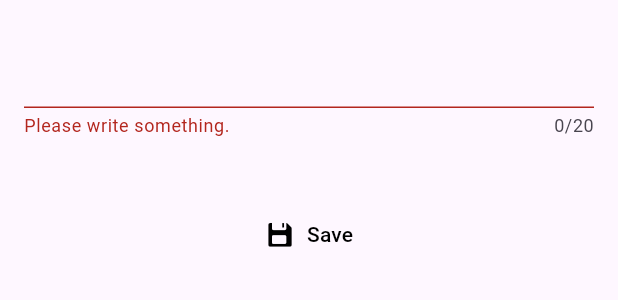
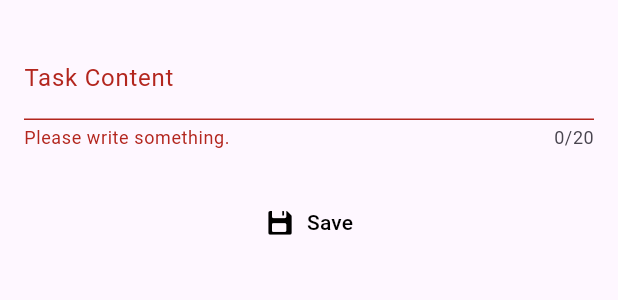
Before and after one commit to 1dylanleray/ng_cloud_flutter, a Flutter app: the CreateTaskForm widget shown alone on an empty page, opened directly, after a tap on "Save", on a phone screen of 412 x 824 dp. Shown: the top 300 px of the screen. Run offline on Flutter 3.47's test engine with Material 3 defaults, Android fonts, the phone set to English and light mode, and no system bars; our stand-ins replace cloud_firestore, firebase_core; missing offline and left inert: modular_ui; accounts and stored records are empty.

Commit message:
feat(flutter): add update form and delete appbar

```diff
--- a/ma_todo_flutter/lib/widgets/todoapp.dart
+++ b/ma_todo_flutter/lib/widgets/todoapp.dart
@@ -13,12 +13,6 @@ class TodoApp extends StatelessWidget {
     return Scaffold(
       backgroundColor: Colors.black,
       extendBodyBehindAppBar: false,
-      appBar: AppBar(
-        backgroundColor: Colors.transparent,
-        elevation: 0,
-        systemOverlayStyle:
-            const SystemUiOverlayStyle(statusBarBrightness: Brightness.dark),
-      ),
       body: Padding(
         padding: const EdgeInsets.fromLTRB(40, 1.2 * kToolbarHeight, 40, 20),
         child: SizedBox(
--- a/ma_todo_flutter/lib/widgets/todoinput.dart
+++ b/ma_todo_flutter/lib/widgets/todoinput.dart
@@ -3,17 +3,34 @@ import 'package:flutter/material.dart';
 import 'package:cloud_firestore/cloud_firestore.dart';
 
 class TodoInput extends StatelessWidget {
-  const TodoInput({super.key});
+  final String?
+      taskId; // ID de la tâche existante (null pour une nouvelle tâche)
+  final String? initialContent;
+
+  const TodoInput({
+    super.key,
+    this.taskId,
+    this.initialContent,
+  });
 
   @override
   Widget build(BuildContext context) {
-    return const CreateTaskForm();
+    return CreateTaskForm(
+      taskId: taskId,
+      initialContent: initialContent,
+    );
   }
 }
 
 class CreateTaskForm extends StatefulWidget {
-  const CreateTaskForm({super.key});
+  final String? taskId;
+  final String? initialContent;
 
+  const CreateTaskForm({
+    super.key,
+    this.taskId,
+    this.initialContent,
+  });
   @override
   CreateTaskFormState createState() => CreateTaskFormState();
 }
@@ -23,27 +40,50 @@ class CreateTaskFormState extends State<CreateTaskForm> {
   final TextEditingController _contentController = TextEditingController();
 
   @override
+  void initState() {
+    super.initState();
+
+    // Pré-remplir le champ si une tâche existante est fournie
+    if (widget.initialContent != null) {
+      _contentController.text = widget.initialContent!;
+    }
+  }
+
+  @override
   void dispose() {
     _contentController.dispose();
     super.dispose();
   }
 
-  Future<void> _addTask() async {
+  Future<void> _saveTask() async {
     if (_formKey.currentState!.validate()) {
       try {
+        if (widget.taskId == null) {
+          // Ajouter une nouvelle tâche
           await FirebaseFirestore.instance.collection('todos').add({
             'content': _contentController.text,
-          'isDone': false, // Par défaut, la tâche n'est pas terminée
+            'isDone': false,
           });
 
           ScaffoldMessenger.of(context).showSnackBar(
             const SnackBar(content: Text('New task saved.')),
           );
+        } else {
+          // Mettre à jour une tâche existante
+          await FirebaseFirestore.instance
+              .collection('todos')
+              .doc(widget.taskId)
+              .update({'content': _contentController.text});
 
-        Navigator.pop(context); // Ferme la modale après ajout
+          ScaffoldMessenger.of(context).showSnackBar(
+            const SnackBar(content: Text('Task updated successfully.')),
+          );
+        }
+
+        Navigator.pop(context); // Fermer la modale après sauvegarde
       } catch (e) {
         ScaffoldMessenger.of(context).showSnackBar(
-          const SnackBar(content: Text('Sorry, an error occured.')),
+          SnackBar(content: Text('Error: $e')),
         );
       }
     }
@@ -62,7 +102,9 @@ class CreateTaskFormState extends State<CreateTaskForm> {
               controller: _contentController,
               maxLength: 20,
               cursorColor: Colors.black,
-              decoration: const InputDecoration(),
+              decoration: const InputDecoration(
+                labelText: 'Task Content',
+              ),
               validator: (value) {
                 if (value == null || value.isEmpty) {
                   return 'Please write something.';
@@ -70,10 +112,9 @@ class CreateTaskFormState extends State<CreateTaskForm> {
                 return null;
               },
             ),
-            const SizedBox(height: 16),
             const SizedBox(height: 24),
             TextButton.icon(
-              onPressed: _addTask,
+              onPressed: _saveTask,
               icon: const Icon(
                 CupertinoIcons.floppy_disk,
                 size: 20,
@@ -81,9 +122,7 @@ class CreateTaskFormState extends State<CreateTaskForm> {
               ),
               label: const Text(
                 'Save',
-                style: TextStyle(
-                  color: Colors.black,
-                ),
+                style: TextStyle(color: Colors.black),
               ),
               style: TextButton.styleFrom(
                 backgroundColor: Colors.transparent,
```
Also changed, not shown: ma_todo_flutter/lib/widgets/todolist.dart (+25 -1 lines). Lines whose indentation alone changed are shown as unchanged.
